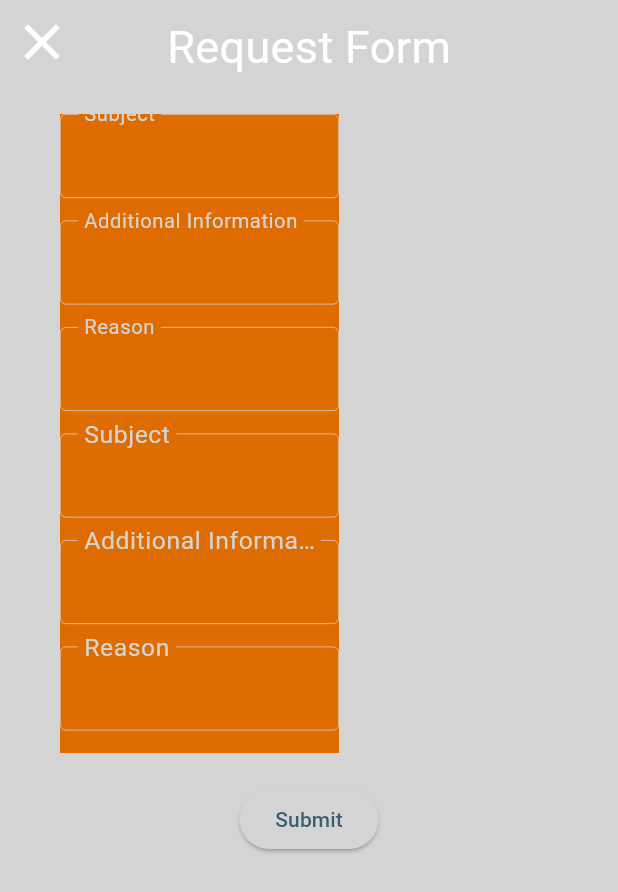
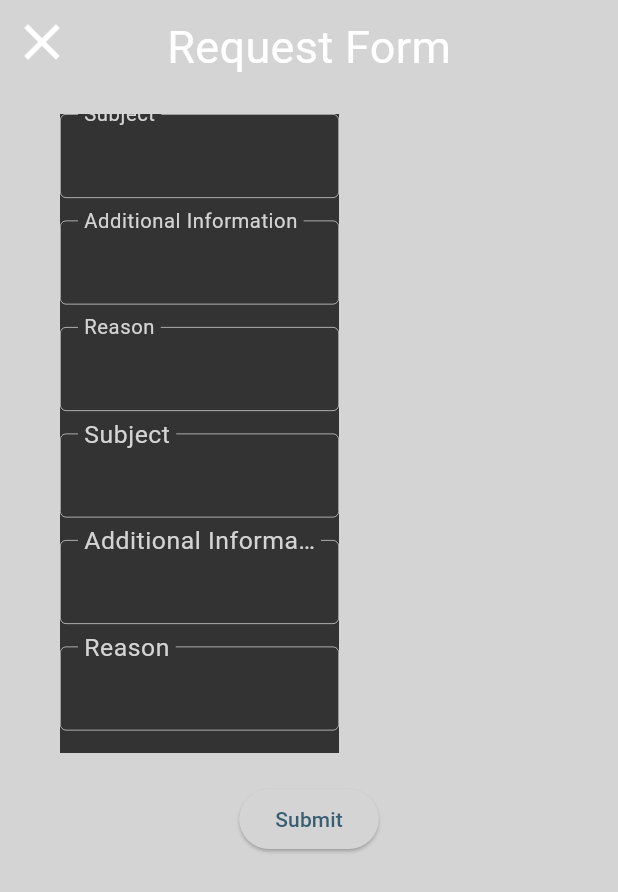
Before and after one commit to Pwnion/Specon, a Flutter app: the SpeconForm widget shown alone on an empty page, opened directly with empty values, on a phone screen of 412 x 824 dp. Shown: the top 892 px of the screen. Run offline on Flutter 3.47's test engine with Material 2 defaults, Android fonts, the phone set to English and light mode, and no system bars; our stand-ins replace cloud_firestore, firebase_auth, firebase_core, flutter_dotenv, url_strategy; accounts and stored records are empty; statements that could not run were skipped.

Commit message:
changed colour of form from secondary to background

```diff
--- a/lib/specon_form.dart
+++ b/lib/specon_form.dart
@@ -172,7 +172,7 @@ class _SpeconFormState extends State<SpeconForm> {
             Expanded(
               flex: 1,
               child: Container(
-                color: Theme.of(context).colorScheme.secondary,
+                color: Theme.of(context).colorScheme.background,
                 child: Column(
                   children: textFields,
                 ),
```
Also changed, not shown: lib/main.dart (+3 -7 lines).
